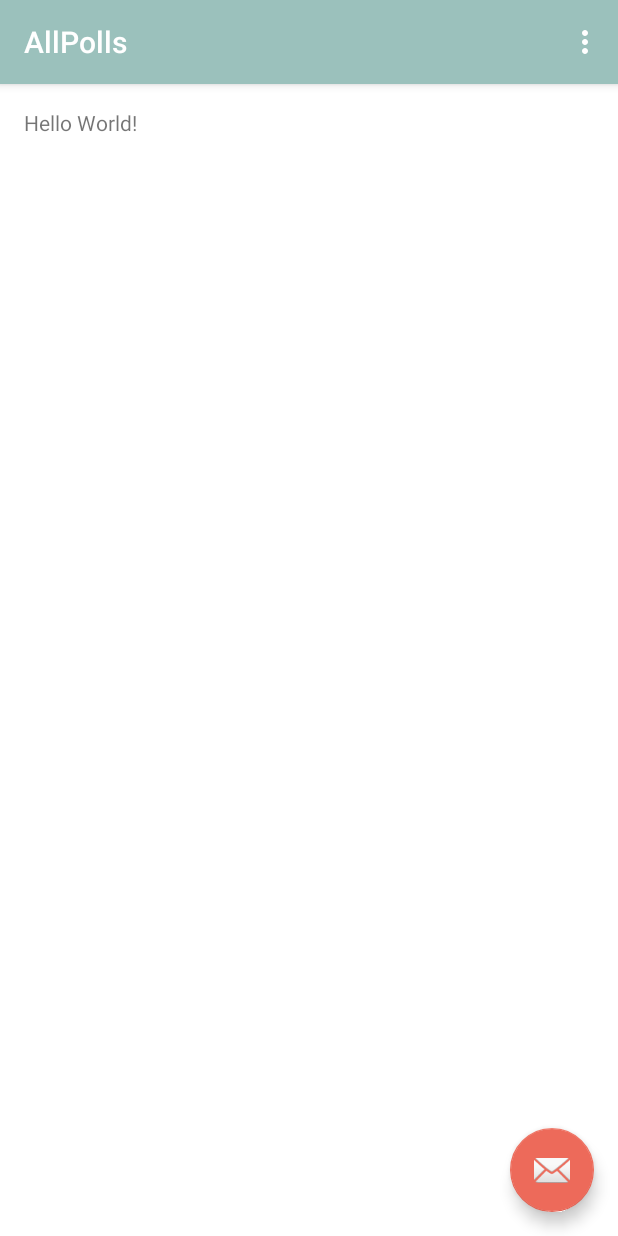
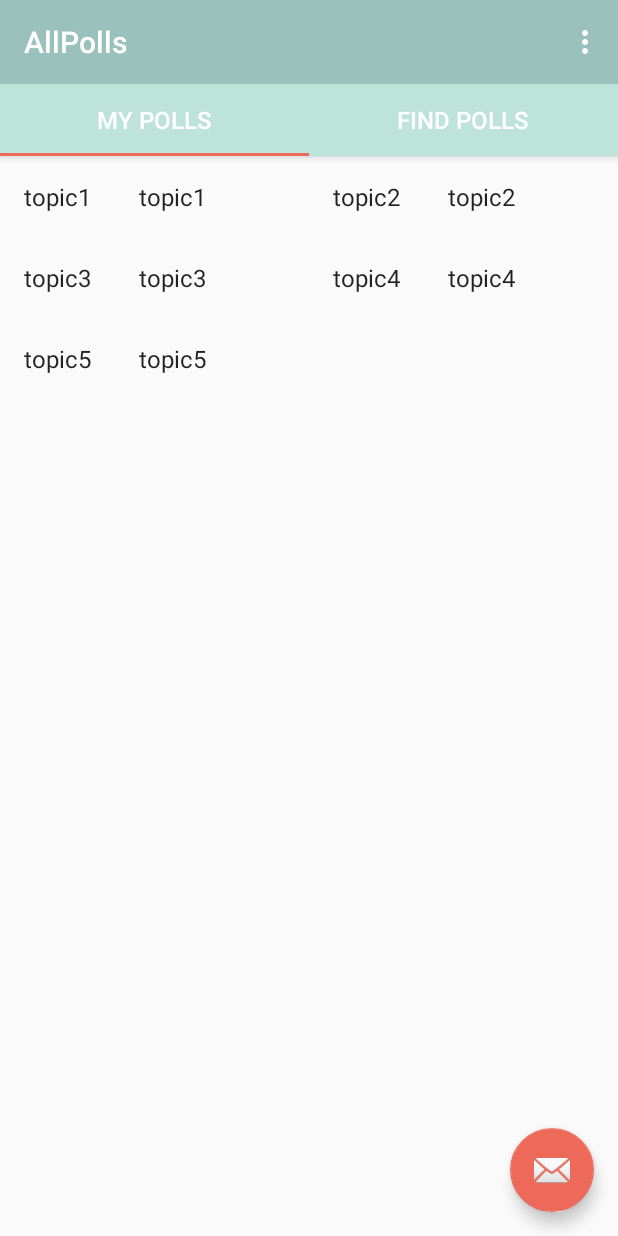
Before and after one commit to jasbuber/all-polls-android, an Android app: the screen it shows after launch (MainActivity), on a phone screen of 412 x 824 dp. Run offline under Robolectric (Android 15) with nearby library versions, the phone set to English and light mode, and no system bars.

Commit message:
TabView interface with default data

```diff
--- a/app/build.gradle
+++ b/app/build.gradle
@@ -24,4 +24,6 @@ dependencies {
     testCompile 'junit:junit:4.12'
     compile 'com.android.support:appcompat-v7:23.4.0'
     compile 'com.android.support:design:23.4.0'
+    compile 'com.android.support:support-v4:23.4.0'
+    compile 'com.android.support:recyclerview-v7:23.4.0'
 }
--- a/app/src/main/java/com/jasbuber/allpolls/MainActivity.java
+++ b/app/src/main/java/com/jasbuber/allpolls/MainActivity.java
@@ -1,31 +1,45 @@
 package com.jasbuber.allpolls;
 
+import android.content.Intent;
 import android.os.Bundle;
 import android.support.design.widget.FloatingActionButton;
 import android.support.design.widget.Snackbar;
+import android.support.design.widget.TabLayout;
+import android.support.v4.view.ViewPager;
 import android.support.v7.app.AppCompatActivity;
 import android.support.v7.widget.Toolbar;
 import android.view.View;
 import android.view.Menu;
 import android.view.MenuItem;
 
-public class MainActivity extends AppCompatActivity {
+import com.jasbuber.allpolls.models.Poll;
+
+public class MainActivity extends AppCompatActivity implements OnListFragmentInteractionListener {
 
     @Override
     protected void onCreate(Bundle savedInstanceState) {
         super.onCreate(savedInstanceState);
         setContentView(R.layout.activity_main);
+
         Toolbar toolbar = (Toolbar) findViewById(R.id.toolbar);
         setSupportActionBar(toolbar);
 
         FloatingActionButton fab = (FloatingActionButton) findViewById(R.id.fab);
+        /*
         fab.setOnClickListener(new View.OnClickListener() {
             @Override
             public void onClick(View view) {
-                Snackbar.make(view, "Replace with your own action", Snackbar.LENGTH_LONG)
-                        .setAction("Action", null).show();
+                Intent intent = new Intent(view.getContext(), RestaurantActivity.class);
+                startActivity(intent);
             }
-        });
+        });*/
+
+        TabLayout tabLayout = (TabLayout) findViewById(R.id.client_toolbar);
+        ViewPager viewPager = (ViewPager) findViewById(R.id.client_view_pager);
+
+        viewPager.setAdapter(new MainTabAdapter(getSupportFragmentManager(), this));
+        tabLayout.setupWithViewPager(viewPager);
+
     }
 
     @Override
@@ -49,4 +63,9 @@ public class MainActivity extends AppCompatActivity {
 
         return super.onOptionsItemSelected(item);
     }
+
+    @Override
+    public void onListFragmentInteraction(Poll poll) {
+
+    }
 }
--- /dev/null
+++ b/app/src/main/java/com/jasbuber/allpolls/MainTabAdapter.java
@@ -0,0 +1,51 @@
+package com.jasbuber.allpolls;
+
+import android.content.Context;
+import android.support.v4.app.Fragment;
+import android.support.v4.app.FragmentManager;
+import android.support.v4.app.FragmentPagerAdapter;
+
+/**
+ * Created by Jasbuber on 07/06/2016.
+ */
+public class MainTabAdapter extends FragmentPagerAdapter {
+
+    final int PAGE_COUNT = 2;
+    private String tabTitles[];
+
+    private Context context;
+
+    public MainTabAdapter(FragmentManager fm, Context context) {
+        super(fm);
+        this.context = context;
+
+        tabTitles = new String[] { context.getString(R.string.my_polls),
+                context.getString(R.string.find_polls)};
+
+    }
+
+    @Override
+    public int getCount() {
+        return PAGE_COUNT;
+    }
+
+    @Override
+    public Fragment getItem(int position) {
+
+        switch(position){
+            case 0:
+                return new MyPollsFragment();
+            case 1:
+                return PollsListFragment.newInstance();
+        }
+
+        return null;
+
+    }
+
+    @Override
+    public CharSequence getPageTitle(int position) {
+        // Generate title based on item position
+        return tabTitles[position];
+    }
+}
--- /dev/null
+++ b/app/src/main/java/com/jasbuber/allpolls/MyPollsAdapter.java
@@ -0,0 +1,74 @@
+package com.jasbuber.allpolls;
+
+import android.support.v7.widget.RecyclerView;
+import android.view.LayoutInflater;
+import android.view.View;
+import android.view.ViewGroup;
+import android.widget.TextView;
+
+import com.jasbuber.allpolls.models.Poll;
+
+import java.util.List;
+
+public class MyPollsAdapter extends RecyclerView.Adapter<MyPollsAdapter.ViewHolder> {
+
+    private final List<Poll> polls;
+    private final OnListFragmentInteractionListener mListener;
+
+    public MyPollsAdapter(List<Poll> polls, OnListFragmentInteractionListener listener) {
+        this.polls = polls;
+        mListener = listener;
+    }
+
+    @Override
+    public ViewHolder onCreateViewHolder(ViewGroup parent, int viewType) {
+
+        View view = LayoutInflater.from(parent.getContext())
+                .inflate(R.layout.fragment_my_polls_item, parent, false);
+        return new ViewHolder(view);
+    }
+
+    @Override
+    public void onBindViewHolder(final ViewHolder holder, int position) {
+
+        holder.poll = polls.get(position);
+        holder.mIdView.setText(polls.get(position).getTopic());
+        holder.mContentView.setText(polls.get(position).getTopic());
+
+        holder.mView.setOnClickListener(new View.OnClickListener() {
+            @Override
+            public void onClick(View v) {
+                if (null != mListener) {
+                    // Notify the active callbacks interface (the activity, if the
+                    // fragment is attached to one) that an item has been selected.
+                    mListener.onListFragmentInteraction(holder.poll);
+                }
+            }
+        });
+    }
+
+    @Override
+    public int getItemCount() {
+        return polls.size();
+    }
+
+    public class ViewHolder extends RecyclerView.ViewHolder {
+
+        public final View mView;
+        public final TextView mIdView;
+        public final TextView mContentView;
+        public Poll poll;
+
+        public ViewHolder(View view) {
+            super(view);
+            mView = view;
+            mIdView = (TextView) view.findViewById(R.id.id);
+            mContentView = (TextView) view.findViewById(R.id.content);
+        }
+
+        @Override
+        public String toString() {
+            return super.toString() + " '" + mContentView.getText() + "'";
+        }
+    }
+}
--- /dev/null
+++ b/app/src/main/java/com/jasbuber/allpolls/MyPollsFragment.java
@@ -0,0 +1,67 @@
+package com.jasbuber.allpolls;
+
+import android.content.Context;
+import android.os.Bundle;
+import android.support.v4.app.Fragment;
+import android.support.v7.widget.GridLayoutManager;
+import android.support.v7.widget.LinearLayoutManager;
+import android.support.v7.widget.RecyclerView;
+import android.view.LayoutInflater;
+import android.view.View;
+import android.view.ViewGroup;
+
+import com.jasbuber.allpolls.models.Poll;
+import com.jasbuber.allpolls.services.PollsService;
+
+/**
+ * A fragment representing a list of Items.
+ * <p/>
+ * Activities containing this fragment MUST implement the {@link OnListFragmentInteractionListener}
+ * interface.
+ */
+public class MyPollsFragment extends Fragment {
+
+    private int columnCount = 2;
+    private OnListFragmentInteractionListener mListener;
+
+    public MyPollsFragment() {
+    }
+
+    public static MyPollsFragment newInstance() {
+        MyPollsFragment fragment = new MyPollsFragment();
+        return fragment;
+    }
+
+    @Override
+    public void onCreate(Bundle savedInstanceState) {
+        super.onCreate(savedInstanceState);
+    }
+
+    @Override
+    public View onCreateView(LayoutInflater inflater, ViewGroup container,
+                             Bundle savedInstanceState) {
+        View view = inflater.inflate(R.layout.fragment_my_polls_list, container, false);
+
+        // Set the adapter
+        if (view instanceof RecyclerView) {
+            Context context = view.getContext();
+            RecyclerView recyclerView = (RecyclerView) view;
+
+            recyclerView.setLayoutManager(new GridLayoutManager(context, columnCount));
+            recyclerView.setAdapter(new MyPollsAdapter(new PollsService().getMyPollsList(), mListener));
+        }
+        return view;
+    }
+
+
+    @Override
+    public void onAttach(Context context) {
+        super.onAttach(context);
+    }
+
+    @Override
+    public void onDetach() {
+        super.onDetach();
+        mListener = null;
+    }
+}
--- /dev/null
+++ b/app/src/main/java/com/jasbuber/allpolls/OnListFragmentInteractionListener.java
@@ -0,0 +1,10 @@
+package com.jasbuber.allpolls;
+
+import com.jasbuber.allpolls.models.Poll;
+
+/**
+ * Created by Jasbuber on 07/06/2016.
+ */
+public interface OnListFragmentInteractionListener {
+    void onListFragmentInteraction(Poll poll);
+}
--- /dev/null
+++ b/app/src/main/java/com/jasbuber/allpolls/PollsListAdapter.java
@@ -0,0 +1,70 @@
+package com.jasbuber.allpolls;
+
+import android.support.v7.widget.RecyclerView;
+import android.view.LayoutInflater;
+import android.view.View;
+import android.view.ViewGroup;
+import android.widget.TextView;
+
+import com.jasbuber.allpolls.OnListFragmentInteractionListener;
+import com.jasbuber.allpolls.models.Poll;
+
+import java.util.List;
+
+public class PollsListAdapter extends RecyclerView.Adapter<PollsListAdapter.ViewHolder> {
+
+    private final List<Poll> polls;
+    private final OnListFragmentInteractionListener mListener;
+
+    public PollsListAdapter(List<Poll> polls, OnListFragmentInteractionListener listener) {
+        this.polls = polls;
+        this.mListener = listener;
+    }
+
+    @Override
+    public ViewHolder onCreateViewHolder(ViewGroup parent, int viewType) {
+        View view = LayoutInflater.from(parent.getContext())
+                .inflate(R.layout.fragment_polls_item, parent, false);
+        return new ViewHolder(view);
+    }
+
+    @Override
+    public void onBindViewHolder(final ViewHolder holder, int position) {
+        holder.poll = polls.get(position);
+        holder.mIdView.setText(polls.get(position).getTopic());
+        holder.mContentView.setText(polls.get(position).getTopic());
+
+        holder.mView.setOnClickListener(new View.OnClickListener() {
+            @Override
+            public void onClick(View v) {
+                if (null != mListener) {
+                    mListener.onListFragmentInteraction(holder.poll);
+                }
+            }
+        });
+    }
+
+    @Override
+    public int getItemCount() {
+        return polls.size();
+    }
+
+    public class ViewHolder extends RecyclerView.ViewHolder {
+        public final View mView;
+        public final TextView mIdView;
+        public final TextView mContentView;
+        public Poll poll;
+
+        public ViewHolder(View view) {
+            super(view);
+            mView = view;
+            mIdView = (TextView) view.findViewById(R.id.id);
+            mContentView = (TextView) view.findViewById(R.id.content);
+        }
+
+        @Override
+        public String toString() {
+            return super.toString() + " '" + mContentView.getText() + "'";
+        }
+    }
+}
--- /dev/null
+++ b/app/src/main/java/com/jasbuber/allpolls/PollsListFragment.java
@@ -0,0 +1,66 @@
+package com.jasbuber.allpolls;
+
+import android.content.Context;
+import android.os.Bundle;
+import android.support.v4.app.Fragment;
+import android.support.v7.widget.GridLayoutManager;
+import android.support.v7.widget.RecyclerView;
+import android.util.Log;
+import android.view.LayoutInflater;
+import android.view.View;
+import android.view.ViewGroup;
+
+import com.jasbuber.allpolls.services.PollsService;
+
+public class PollsListFragment extends Fragment {
+
+    private int columnsNr = 1;
+    private OnListFragmentInteractionListener mListener;
+
+    /**
+     * Mandatory empty constructor for the fragment manager to instantiate the
+     * fragment (e.g. upon screen orientation changes).
+     */
+    public PollsListFragment() {
+    }
+
+    public static PollsListFragment newInstance() {
+        PollsListFragment fragment = new PollsListFragment();
+        return fragment;
+    }
+
+    @Override
+    public void onCreate(Bundle savedInstanceState) {
+        super.onCreate(savedInstanceState);
+    }
+
+    @Override
+    public View onCreateView(LayoutInflater inflater, ViewGroup container,
+                             Bundle savedInstanceState) {
+        View view = inflater.inflate(R.layout.fragment_polls_list, container, false);
+
+        // Set the adapter
+        if (view instanceof RecyclerView) {
+            Context context = view.getContext();
+            RecyclerView recyclerView = (RecyclerView) view;
+
+            recyclerView.setLayoutManager(new GridLayoutManager(context, columnsNr));
+            Log.d("view is a recycler view", "view is a recycler view");
+            recyclerView.setAdapter(new PollsListAdapter(new PollsService().getAvailablePollsList(), mListener));
+        }
+        return view;
+    }
+
+
+    @Override
+    public void onAttach(Context context) {
+        super.onAttach(context);
+    }
+
+    @Override
+    public void onDetach() {
+        super.onDetach();
+        mListener = null;
+    }
+
+}
--- /dev/null
+++ b/app/src/main/java/com/jasbuber/allpolls/models/Poll.java
@@ -0,0 +1,17 @@
+package com.jasbuber.allpolls.models;
+
+/**
+ * Created by Jasbuber on 07/06/2016.
+ */
+public class Poll {
+
+    String topic;
+
+    public Poll(String topic){
+        this.topic = topic;
+    }
+
+    public String getTopic() {
+        return topic;
+    }
+}
--- /dev/null
+++ b/app/src/main/java/com/jasbuber/allpolls/services/PollsService.java
@@ -0,0 +1,34 @@
+package com.jasbuber.allpolls.services;
+
+import com.jasbuber.allpolls.models.Poll;
+
+import java.util.ArrayList;
+import java.util.List;
+
+/**
+ * Created by Jasbuber on 07/06/2016.
+ */
+public class PollsService {
+
+    public List<Poll> getAvailablePollsList(){
+        List<Poll> polls = new ArrayList<>();
+        polls.add(new Poll("topic1"));
+        polls.add(new Poll("topic2"));
+        polls.add(new Poll("topic3"));
+        polls.add(new Poll("topic4"));
+        polls.add(new Poll("topic5"));
+
+        return polls;
+    }
+
+    public List<Poll> getMyPollsList(){
+        List<Poll> polls = new ArrayList<>();
+        polls.add(new Poll("topic1"));
+        polls.add(new Poll("topic2"));
+        polls.add(new Poll("topic3"));
+        polls.add(new Poll("topic4"));
+        polls.add(new Poll("topic5"));
+
+        return polls;
+    }
+}
--- a/app/src/main/res/layout/activity_main.xml
+++ b/app/src/main/res/layout/activity_main.xml
@@ -19,9 +19,21 @@
             android:background="?attr/colorPrimary"
             app:popupTheme="@style/AppTheme.PopupOverlay" />
 
+        <android.support.design.widget.TabLayout
+            android:id="@+id/client_toolbar"
+            android:layout_width="match_parent"
+            android:layout_height="wrap_content"
+            app:tabMode="fixed"
+            app:tabGravity="fill"
+            style="@style/CommonTab"/>
+
     </android.support.design.widget.AppBarLayout>
 
-    <include layout="@layout/content_main" />
+    <android.support.v4.view.ViewPager
+        android:id="@+id/client_view_pager"
+        android:layout_width="match_parent"
+        android:layout_height="wrap_content"
+        app:layout_behavior="@string/appbar_scrolling_view_behavior" />
 
     <android.support.design.widget.FloatingActionButton
         android:id="@+id/fab"
--- a/app/src/main/res/layout/content_main.xml
+++ /dev/null
@@ -1,20 +0,0 @@
-<?xml version="1.0" encoding="utf-8"?>
-<RelativeLayout xmlns:android="http://schemas.android.com/apk/res/android"
-    xmlns:app="http://schemas.android.com/apk/res-auto"
-    xmlns:tools="http://schemas.android.com/tools"
-    android:layout_width="match_parent"
-    android:layout_height="match_parent"
-    android:paddingBottom="@dimen/activity_vertical_margin"
-    android:paddingLeft="@dimen/activity_horizontal_margin"
-    android:paddingRight="@dimen/activity_horizontal_margin"
-    android:paddingTop="@dimen/activity_vertical_margin"
-    app:layout_behavior="@string/appbar_scrolling_view_behavior"
-    tools:context="com.jasbuber.allpolls.MainActivity"
-    tools:showIn="@layout/activity_main"
-    android:background="@color/colorBackground">
-
-    <TextView
-        android:layout_width="wrap_content"
-        android:layout_height="wrap_content"
-        android:text="Hello World!" />
-</RelativeLayout>
--- /dev/null
+++ b/app/src/main/res/layout/fragment_my_polls_item.xml
@@ -0,0 +1,20 @@
+<?xml version="1.0" encoding="utf-8"?>
+<LinearLayout xmlns:android="http://schemas.android.com/apk/res/android"
+    android:layout_width="wrap_content"
+    android:layout_height="wrap_content"
+    android:orientation="horizontal">
+
+    <TextView
+        android:id="@+id/id"
+        android:layout_width="wrap_content"
+        android:layout_height="wrap_content"
+        android:layout_margin="@dimen/text_margin"
+        android:textAppearance="?attr/textAppearanceListItem" />
+
+    <TextView
+        android:id="@+id/content"
+        android:layout_width="wrap_content"
+        android:layout_height="wrap_content"
+        android:layout_margin="@dimen/text_margin"
+        android:textAppearance="?attr/textAppearanceListItem" />
+</LinearLayout>
--- /dev/null
+++ b/app/src/main/res/layout/fragment_my_polls_list.xml
@@ -0,0 +1,13 @@
+<?xml version="1.0" encoding="utf-8"?>
+<android.support.v7.widget.RecyclerView xmlns:android="http://schemas.android.com/apk/res/android"
+    xmlns:app="http://schemas.android.com/apk/res-auto"
+    xmlns:tools="http://schemas.android.com/tools"
+    android:id="@+id/list"
+    android:name="com.jasbuber.allpolls.MyPollsFragment"
+    android:layout_width="match_parent"
+    android:layout_height="match_parent"
+    android:layout_marginLeft="16dp"
+    android:layout_marginRight="16dp"
+    app:layoutManager="LinearLayoutManager"
+    tools:context="com.jasbuber.allpolls.MyPollsFragment"
+    tools:listitem="@layout/fragment_my_polls_item" />
--- /dev/null
+++ b/app/src/main/res/layout/fragment_polls_item.xml
@@ -0,0 +1,20 @@
+<?xml version="1.0" encoding="utf-8"?>
+<LinearLayout xmlns:android="http://schemas.android.com/apk/res/android"
+    android:layout_width="wrap_content"
+    android:layout_height="wrap_content"
+    android:orientation="horizontal">
+
+    <TextView
+        android:id="@+id/id"
+        android:layout_width="wrap_content"
+        android:layout_height="wrap_content"
+        android:layout_margin="@dimen/text_margin"
+        android:textAppearance="?attr/textAppearanceListItem" />
+
+    <TextView
+        android:id="@+id/content"
+        android:layout_width="wrap_content"
+        android:layout_height="wrap_content"
+        android:layout_margin="@dimen/text_margin"
+        android:textAppearance="?attr/textAppearanceListItem" />
+</LinearLayout>
--- /dev/null
+++ b/app/src/main/res/layout/fragment_polls_list.xml
@@ -0,0 +1,13 @@
+<?xml version="1.0" encoding="utf-8"?>
+<android.support.v7.widget.RecyclerView xmlns:android="http://schemas.android.com/apk/res/android"
+    xmlns:app="http://schemas.android.com/apk/res-auto"
+    xmlns:tools="http://schemas.android.com/tools"
+    android:id="@+id/list"
+    android:name="com.jasbuber.allpolls.PollsListFragment"
+    android:layout_width="match_parent"
+    android:layout_height="match_parent"
+    android:layout_marginLeft="16dp"
+    android:layout_marginRight="16dp"
+    app:layoutManager="LinearLayoutManager"
+    tools:context="com.jasbuber.allpolls.PollsListFragment"
+    tools:listitem="@layout/fragment_polls_item" />
--- a/app/src/main/res/values/colors.xml
+++ b/app/src/main/res/values/colors.xml
@@ -3,5 +3,7 @@
     <color name="colorPrimary">#9BC1BC</color>
     <color name="colorPrimaryDark">#9BC1BC</color>
     <color name="colorAccent">#ED6A5A</color>
+    <color name="colorSecondary">#BEE3DB</color>
     <color name="colorBackground">#FFFFFF</color>
+    <color name="colorFont">#FFFFFF</color>
 </resources>
--- a/app/src/main/res/values/dimens.xml
+++ b/app/src/main/res/values/dimens.xml
@@ -3,4 +3,5 @@
     <dimen name="activity_horizontal_margin">16dp</dimen>
     <dimen name="activity_vertical_margin">16dp</dimen>
     <dimen name="fab_margin">16dp</dimen>
+    <dimen name="text_margin">16dp</dimen>
 </resources>
--- a/app/src/main/res/values/strings.xml
+++ b/app/src/main/res/values/strings.xml
@@ -1,4 +1,7 @@
 <resources>
     <string name="app_name">AllPolls</string>
     <string name="action_settings">Settings</string>
+
+    <string name="my_polls">My Polls</string>
+    <string name="find_polls">Find Polls</string>
 </resources>
--- a/app/src/main/res/values/styles.xml
+++ b/app/src/main/res/values/styles.xml
@@ -17,4 +17,16 @@
 
     <style name="AppTheme.PopupOverlay" parent="ThemeOverlay.AppCompat.Light" />
 
+    <style name="CommonTab" parent="Widget.Design.TabLayout">
+        <item name="tabIndicatorColor">?attr/colorAccent</item>
+        <item name="android:background">@color/colorSecondary</item>
+        <item name="tabTextAppearance">@style/TabTextStyle</item>
+        <item name="tabSelectedTextColor">?android:textColorPrimary</item>
+    </style>
+    <style name="TabTextStyle" parent="TextAppearance.Design.Tab">
+        <item name="android:textSize">16sp</item>
+        <item name="android:textColor">@color/colorFont</item>
+        <item name="textAllCaps">true</item>
+    </style>
+
 </resources>
```
